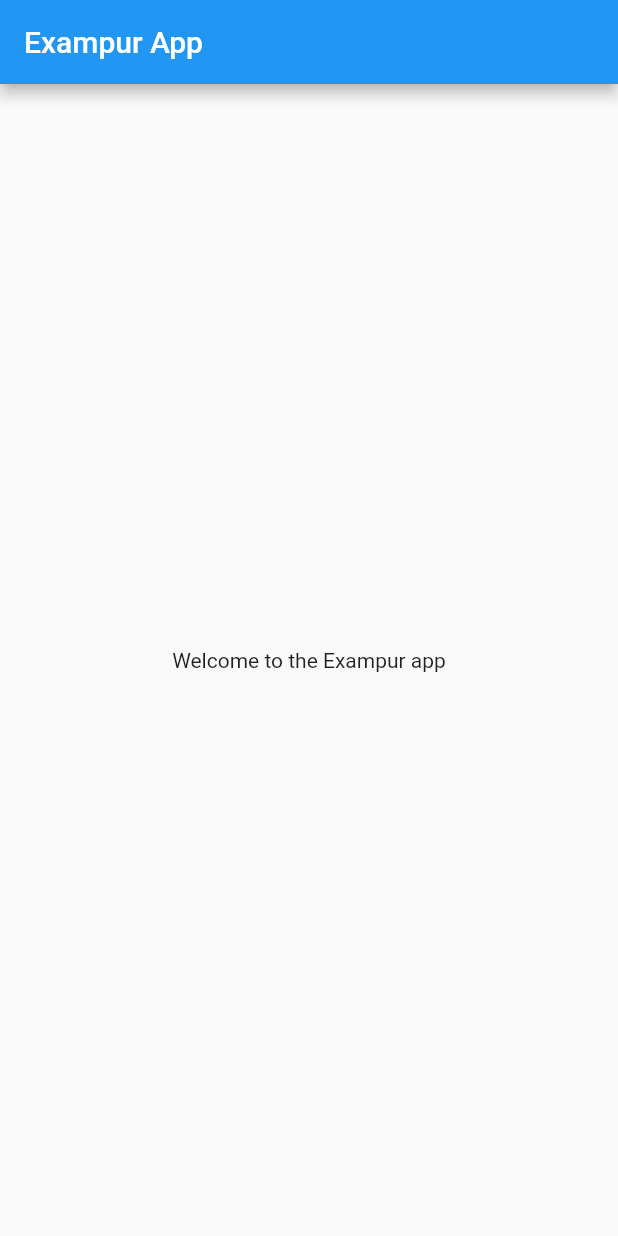
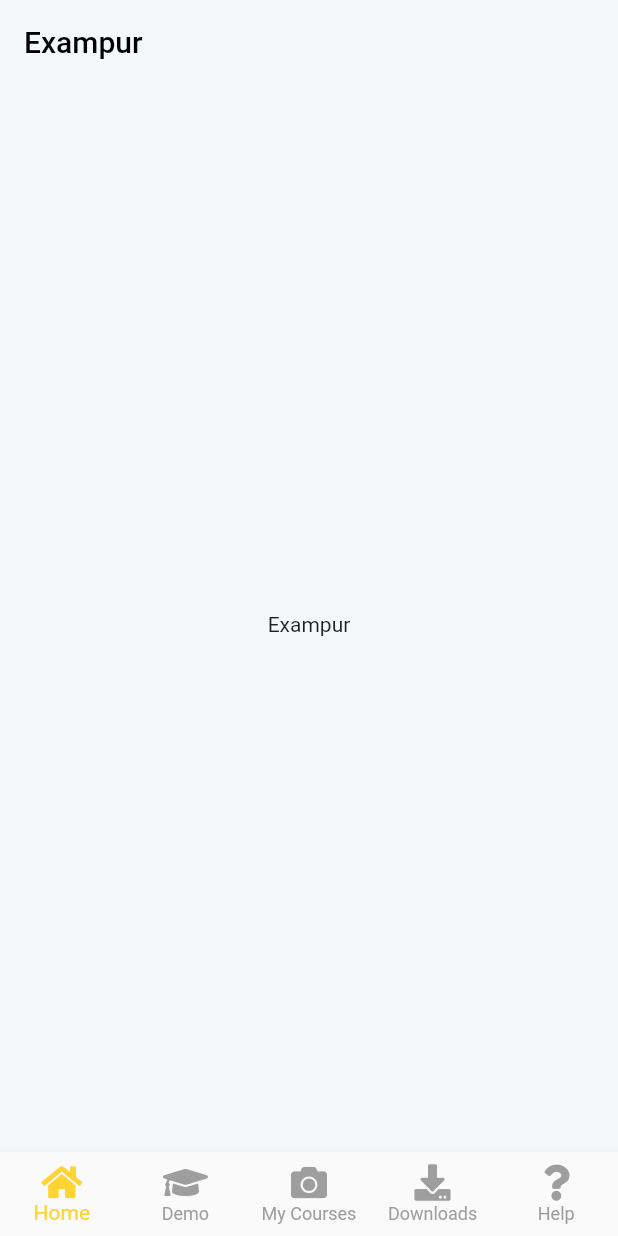
Before and after one commit to Priyank100/exampur, a Flutter app: the screen it shows after launch, on a phone screen of 412 x 824 dp. Run offline on Flutter 3.47's test engine with Material 2 defaults, Android fonts, the phone set to English and light mode, and no system bars; our stand-ins replace font_awesome_flutter; Roboto replaces fonts that are missing (Poppins).

Commit message:
bottom nav bar

```diff
--- a/lib/main.dart
+++ b/lib/main.dart
@@ -1,49 +1,40 @@
+import 'package:exampur_mobile/presentation/router/app_router.dart';
+import 'package:exampur_mobile/presentation/theme/themes.dart';
 import 'package:flutter/material.dart';
+import 'package:flutter/services.dart';
 
 void main() {
-  runApp(const MyApp());
+  runApp(MyApp());
 }
 
-class MyApp extends StatelessWidget {
-  const MyApp({Key? key}) : super(key: key);
+class MyApp extends StatefulWidget {
+  final AppRouter _appRouter = AppRouter();
 
+  MyApp({
+    Key? key,
+  }) : super(key: key);
+
+  @override
+  _MyAppState createState() => _MyAppState();
+}
+  class _MyAppState extends State<MyApp> {
+
+
+  final AppRouter _appRouter = AppRouter();
   // This widget is the root of your application.
   @override
   Widget build(BuildContext context) {
+    SystemChrome.setPreferredOrientations([
+      DeviceOrientation.portraitUp,
+      DeviceOrientation.portraitDown,
+    ]);
     return MaterialApp(
-      title: 'Exampur begin',
-      theme: ThemeData(
-        primarySwatch: Colors.blue,
-      ),
-      home: MyHomePage(title: 'Exampur App'),
+      title: 'Exampur',
+      theme: CustomTheme.lightTheme,
+      //darkTheme: CustomTheme.darkTheme,
+      debugShowCheckedModeBanner: false,
+      themeMode: ThemeMode.system,
+      onGenerateRoute: _appRouter.onGenerateRoute,
     );
   }
 }
-
-class MyHomePage extends StatefulWidget {
-  const MyHomePage({Key? key, required this.title}) : super(key: key);
-  final String title;
-
-  @override
-  State<MyHomePage> createState() => _MyHomePageState();
-}
-
-class _MyHomePageState extends State<MyHomePage> {
-  Widget build(BuildContext context) {
-    return Scaffold(
-      appBar: AppBar(
-        title: Text(widget.title),
-      ),
-      body: Center(
-        child: Column(
-          mainAxisAlignment: MainAxisAlignment.center,
-          children: [
-            Text(
-              'Welcome to the Exampur app',
-            ),
-          ],
-        ),
-      ),
-    );
-  }
-}
--- /dev/null
+++ b/lib/presentation/demo/demo.dart
@@ -0,0 +1,23 @@
+import 'dart:io';
+import 'package:flutter/cupertino.dart';
+import 'package:flutter/material.dart';
+
+
+class Demo extends StatefulWidget {
+  @override
+  DemoState createState() => DemoState();
+}
+
+class DemoState extends State<Demo> {
+  @override
+  void initState() {
+    super.initState();
+  }
+
+  @override
+  Widget build(BuildContext context) {
+    return Scaffold(
+        body: Center(child: Text("Demo"),)
+    );
+  }
+}
--- /dev/null
+++ b/lib/presentation/downloads/downloads.dart
@@ -0,0 +1,23 @@
+import 'dart:io';
+import 'package:flutter/cupertino.dart';
+import 'package:flutter/material.dart';
+
+
+class Downloads extends StatefulWidget {
+  @override
+  DownloadsState createState() => DownloadsState();
+}
+
+class DownloadsState extends State<Downloads> {
+  @override
+  void initState() {
+    super.initState();
+  }
+
+  @override
+  Widget build(BuildContext context) {
+    return Scaffold(
+        body: Center(child: Text("Downloads"),)
+    );
+  }
+}
--- /dev/null
+++ b/lib/presentation/help/help.dart
@@ -0,0 +1,23 @@
+import 'dart:io';
+import 'package:flutter/cupertino.dart';
+import 'package:flutter/material.dart';
+
+
+class Help extends StatefulWidget {
+  @override
+  HelpState createState() => HelpState();
+}
+
+class HelpState extends State<Help> {
+  @override
+  void initState() {
+    super.initState();
+  }
+
+  @override
+  Widget build(BuildContext context) {
+    return Scaffold(
+        body: Center(child: Text("Help"),)
+    );
+  }
+}
--- /dev/null
+++ b/lib/presentation/home/bottom_navigation.dart
@@ -0,0 +1,171 @@
+import 'package:exampur_mobile/presentation/demo/demo.dart';
+import 'package:exampur_mobile/presentation/downloads/downloads.dart';
+import 'package:exampur_mobile/presentation/help/help.dart';
+import 'package:exampur_mobile/presentation/my_courses/my_courses.dart';
+import 'package:flutter/cupertino.dart';
+import 'package:flutter/material.dart';
+import 'package:flutter/rendering.dart';
+import 'package:font_awesome_flutter/font_awesome_flutter.dart';
+
+import 'home.dart';
+
+class ItemClass {
+  const ItemClass(this.index, this.label, this.icon);
+
+  final int index;
+  final String label;
+  final icon;
+}
+
+class BottomNavigation extends StatefulWidget {
+  const BottomNavigation({Key? key}) : super(key: key);
+
+  @override
+  _BottomNavigationState createState() => _BottomNavigationState();
+}
+
+class _BottomNavigationState extends State<BottomNavigation>
+    with TickerProviderStateMixin {
+  int _currIndex = 0;
+  late AnimationController _hide;
+  late List<AnimationController> _faders;
+  late List<Key> _destinationKeys;
+
+  @override
+  void initState() {
+    super.initState();
+    _faders = widgetList.map<AnimationController>((item) {
+      return AnimationController(
+        duration: Duration(milliseconds: 300),
+        vsync: this,
+      );
+    }).toList();
+    _faders[_currIndex].value = 1.0;
+    _destinationKeys =
+        List<Key>.generate(widgetList.length, (int index) => GlobalKey())
+            .toList();
+    _hide = AnimationController(vsync: this, duration: kThemeAnimationDuration);
+  }
+
+  @override
+  void dispose() {
+    for (AnimationController controller in _faders) controller.dispose();
+    _hide.dispose();
+    super.dispose();
+  }
+
+  final List<Widget> widgetList = [Home(), Demo(), MyCourses(), Downloads(), Help()];
+  final List<String> widgetNames = [
+    "Home",
+    "Demo",
+    "My Courses",
+    "Downloads",
+    "Help"
+  ];
+
+  @override
+  Widget build(BuildContext context) {
+    // return NotificationListener<ScrollNotification>(
+    // onNotification: _handleScrollNotification,
+    // child: Scaffold(
+    List<ItemClass> allItems = <ItemClass>[
+      ItemClass(
+        0,
+        //'Home',
+        "Home",
+
+        FaIcon(FontAwesomeIcons.home),
+      ),
+      ItemClass(
+        1,
+        //'Courses',
+        "Demo",
+        FaIcon(FontAwesomeIcons.graduationCap),
+        //Icon(BottomNavBarIcons.course_icon),
+      ),
+      ItemClass(
+        2,
+        //'Resources',
+        "My Courses",
+        FaIcon(FontAwesomeIcons.camera),
+      ),
+      ItemClass(
+        3,
+        "Downloads",
+        FaIcon(FontAwesomeIcons.download),
+      ),
+      ItemClass(
+        4,
+        "Help",
+        FaIcon(FontAwesomeIcons.question),
+      ),
+    ];
+
+    return WillPopScope(
+      onWillPop: () async {
+        //Use this code if you just want to go back to 0th index
+        if (_currIndex == 0) return true;
+        setState(() {
+          _currIndex = 0;
+        });
+        return false;
+      },
+      child: Scaffold(
+        body: SafeArea(
+          top: false,
+          child: Stack(
+            fit: StackFit.expand,
+            children: allItems.map(
+              (item) {
+                final Widget view = FadeTransition(
+                  opacity: _faders[item.index].drive(
+                    CurveTween(curve: Curves.fastOutSlowIn),
+                  ),
+                  child: KeyedSubtree(
+                    key: _destinationKeys[item.index],
+                    child: widgetList[item.index],
+                  ),
+                );
+                if (item.index == _currIndex) {
+                  _faders[item.index].forward();
+                  return view;
+                } else {
+                  _faders[item.index].reverse();
+                  if (_faders[item.index].isAnimating) {
+                    return IgnorePointer(child: view);
+                  }
+                  return Offstage(child: view);
+                }
+              },
+            ).toList(),
+          ),
+        ),
+
+        // bottomNavigationBar: SizeTransition(
+        //   sizeFactor: _hide,
+        //   axisAlignment: -1.0,
+        //   child: BottomNavigationBar(
+        bottomNavigationBar: BottomNavigationBar(
+          type: BottomNavigationBarType.fixed,
+          currentIndex: _currIndex,
+          showUnselectedLabels: true,
+          fixedColor: Theme.of(context).primaryColor,
+          unselectedItemColor: Colors.grey,
+          onTap: (index) {
+            setState(() {
+              _currIndex = index;
+            });
+          },
+          items: allItems.map((item) {
+            return BottomNavigationBarItem(
+              icon: item.icon,
+              label: item.label,
+            );
+          }).toList(),
+        ),
+        // ),
+        // ),
+      ),
+    );
+  }
+}
--- /dev/null
+++ b/lib/presentation/home/home.dart
@@ -0,0 +1,28 @@
+import 'dart:io' show Platform;
+import 'package:flutter/cupertino.dart';
+import 'package:flutter/material.dart';
+
+class Home extends StatefulWidget {
+  @override
+  _HomeState createState() => _HomeState();
+}
+
+class _HomeState extends State<Home> {
+  @override
+  Widget build(BuildContext context) {
+    return Scaffold(
+        appBar: PreferredSize(
+          preferredSize: Size.fromHeight(65.0),
+          child: AppBar(
+              automaticallyImplyLeading: false,
+              backgroundColor: Colors.transparent,
+              elevation: 0,
+
+              title: Text(
+                "Exampur",
+                style: TextStyle(color: Colors.black),
+              )),
+        ),
+        body: Center(child: Text("Exampur")));
+  }
+}
--- /dev/null
+++ b/lib/presentation/router/app_router.dart
@@ -0,0 +1,25 @@
+import 'package:exampur_mobile/presentation/home/bottom_navigation.dart';
+import 'package:exampur_mobile/presentation/home/home.dart';
+import 'package:exampur_mobile/presentation/widgets/test_screen.dart';
+import 'package:flutter/cupertino.dart';
+import 'package:flutter/material.dart';
+
+class AppRouter {
+  Route onGenerateRoute(RouteSettings routeSettings) {
+    switch (routeSettings.name) {
+      case '/':
+        return MaterialPageRoute(
+          builder: (_) => BottomNavigation(),
+        );
+
+      case '/home':
+        return MaterialPageRoute(
+          builder: (_) => Home(),
+        );
+      default:
+        return MaterialPageRoute(
+          builder: (_) => TestingScreen(),
+        );
+    }
+  }
+}
--- /dev/null
+++ b/lib/presentation/theme/themes.dart
@@ -0,0 +1,83 @@
+import 'package:flutter/material.dart';
+
+CustomTheme currentTheme = CustomTheme();
+
+class CustomTheme with ChangeNotifier {
+  static bool _isDarkTheme = false;
+
+  // Todo: figure out how to implement ThemeMode.system
+
+  // onPressed: (BuildContext context) {
+  // currentTheme.toggleTheme();
+  // }, this is how to toggle between the themes
+
+  //ThemeMode get currentTheme => _isDarkTheme ? ThemeMode.dark : ThemeMode.light;
+  ThemeMode get currentTheme => ThemeMode.dark;
+
+  void toggleTheme() {
+    _isDarkTheme = !_isDarkTheme;
+    notifyListeners();
+  }
+
+  static ThemeData get lightTheme {
+    return ThemeData(
+      hintColor: Color(0xff0670ED),
+      brightness: Brightness.light,
+      primaryColor: Color(0xffFFD331),
+      secondaryHeaderColor: Color(0xFFE1EFFE),
+      accentColor: Color(0xff0670ED),
+      scaffoldBackgroundColor: Color(0xffF6F7F9),
+      backgroundColor: Colors.white,
+      shadowColor: Colors.grey.withOpacity(0.5),
+      dividerColor: Colors.black,
+      iconTheme: IconThemeData(color: Colors.black),
+      primaryIconTheme: IconThemeData(color: Colors.black),
+      appBarTheme: AppBarTheme(
+        elevation: 5,
+        backgroundColor: Color(0xff0670ED),
+        textTheme: TextTheme(
+          headline6: TextStyle(
+            color: Colors.black,
+            fontSize: 20,
+            fontFamily: 'Poppins',
+            fontWeight: FontWeight.w500,
+          ),
+        ),
+      ),
+      fontFamily: 'Poppins',
+      textTheme: TextTheme(),
+    );
+  }
+
+  static ThemeData get darkTheme {
+    return ThemeData(
+      hintColor: Color(0xff0670ED),
+      brightness: Brightness.dark,
+      primaryColor: Color(0xffFFD331),
+      secondaryHeaderColor: Color(0xFFE1EFFE),
+      accentColor:  Color(0xff0670ED),//Color(0xFF808080),
+      scaffoldBackgroundColor: Color(0xff262626),
+      //Color(0xff1a1a1a),
+      backgroundColor: Color(0xff1a1a1a),
+      //Color(0xff0d0d0d), //Colors.black,
+      shadowColor: Colors.grey.withOpacity(0.5),
+      dividerColor: Color(0xFF5E5E5E),
+      iconTheme: IconThemeData(color: Colors.white),
+      primaryIconTheme: IconThemeData(color: Colors.white),
+      appBarTheme: AppBarTheme(
+        elevation: 5,
+        backgroundColor: Color(0xff0670ED),
+        textTheme: TextTheme(
+          headline6: TextStyle(
+            color: Colors.white,
+            fontSize: 20,
+            fontFamily: 'Poppins',
+            fontWeight: FontWeight.w500,
+          ),
+        ),
+      ),
+      fontFamily: 'Poppins',
+      textTheme: TextTheme(),
+    );
+  }
+}
--- a/pubspec.yaml
+++ b/pubspec.yaml
@@ -34,6 +34,7 @@
   # The following adds the Cupertino Icons font to your application.
   # Use with the CupertinoIcons class for iOS style icons.
   cupertino_icons: ^1.0.2
+  font_awesome_flutter: ^9.2.0
 
 dev_dependencies:
   flutter_test:
```
Also changed, not shown: lib/presentation/my_courses/my_courses.dart (added, +23 -0 lines), lib/presentation/widgets/test_screen.dart (added, +23 -0 lines), pubspec.lock.
